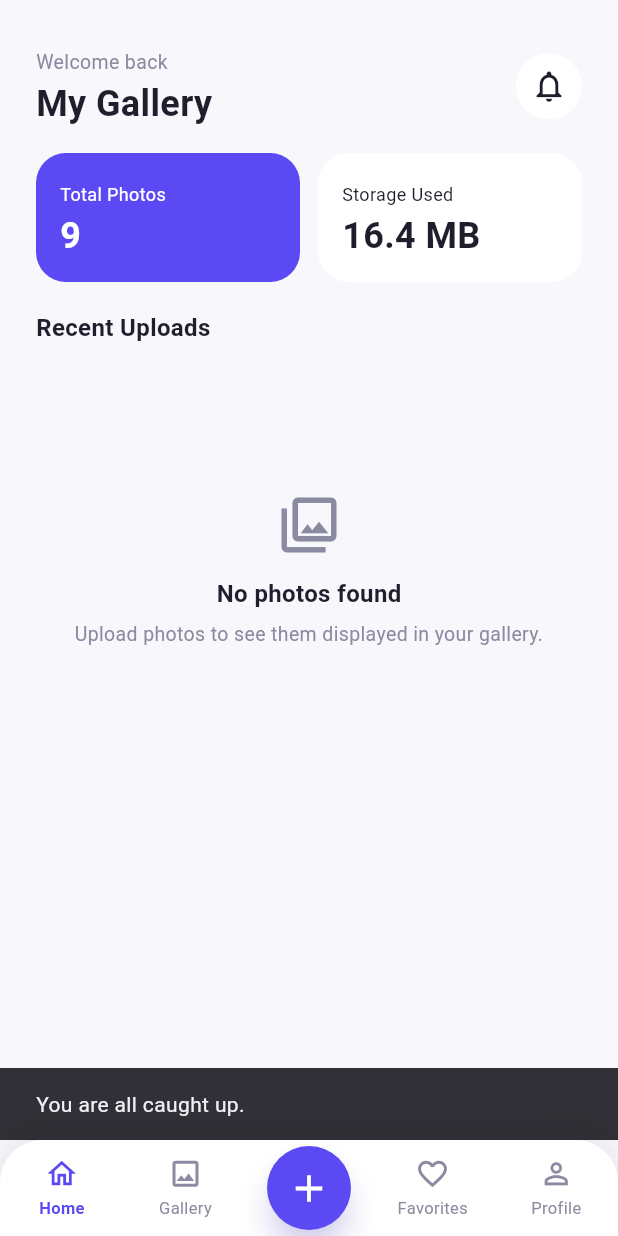
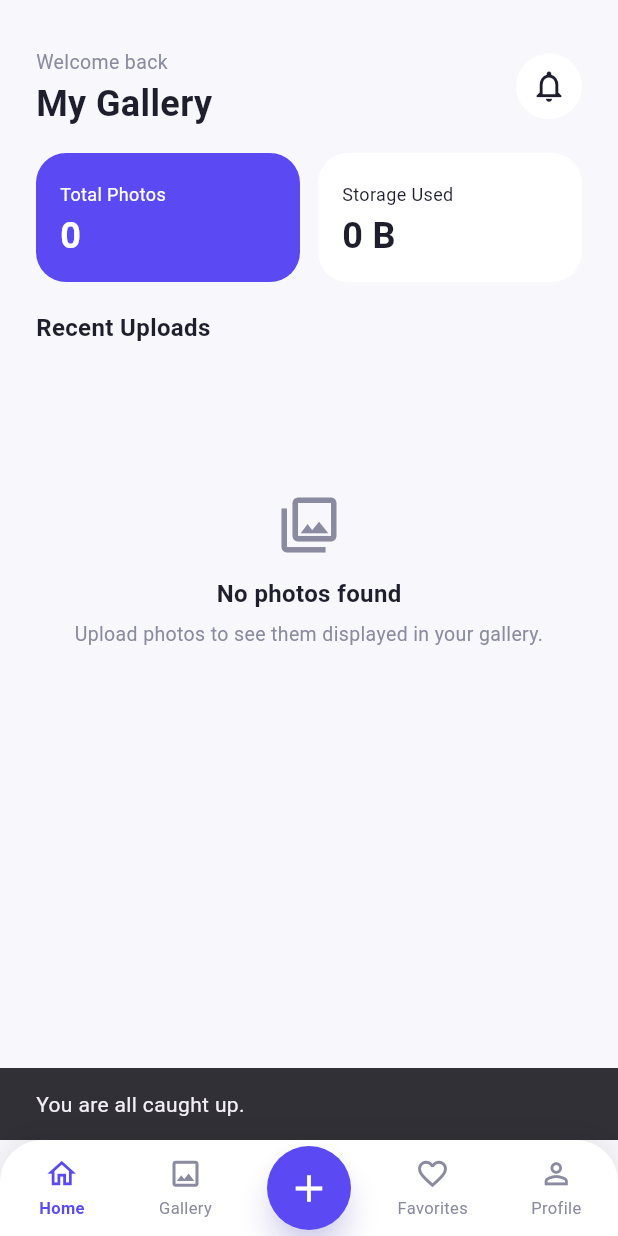
Before and after one commit to raihanislam-71/my_gallery_app, a Flutter app: the _DashboardView screen opened directly with empty values, after a tap on the "notifications none" icon, on a phone screen of 412 x 824 dp. Run offline on Flutter 3.47's test engine with Material 3 defaults, Android fonts, the phone set to English and light mode, and no system bars; our stand-ins replace equatable, flutter_bloc, logger, shared_preferences; missing offline and left inert: dart:html, dart:ui_web; accounts and stored records are empty; network calls fail.

Commit message:
Refactor network token handling and enhance storage statistics in HomeState

```diff
--- a/lib/core/network/api_client.dart
+++ b/lib/core/network/api_client.dart
@@ -21,9 +21,9 @@ class NetworkCaller {
     String? token,
   }) async {
     try {
-      final String authToken = token ?? AuthController.accessToken ?? '';
+      final String authToken = await _resolveAuthToken(token);
       final Uri uri = Uri.parse(url);
-      _requestLog(url, {}, {}, authToken);
+      _requestLog(url, {}, {});
       final http.Response response = await http.get(
         uri,
         headers: {
@@ -73,9 +73,9 @@ class NetworkCaller {
     String? token,
   }) async {
     try {
-      final String authToken = token ?? AuthController.accessToken ?? '';
+      final String authToken = await _resolveAuthToken(token);
       final Uri uri = Uri.parse(url);
-      _requestLog(url, {}, body ?? {}, authToken);
+      _requestLog(url, {}, body ?? {});
       final http.Response response = await http.post(
         uri,
         body: jsonEncode(body),
@@ -126,9 +126,9 @@ class NetworkCaller {
     String? token,
   }) async {
     try {
-      final String authToken = token ?? AuthController.accessToken ?? '';
+      final String authToken = await _resolveAuthToken(token);
       final Uri uri = Uri.parse(url);
-      _requestLog(url, {}, {}, authToken);
+      _requestLog(url, {}, {});
       final http.Response response = await http.delete(
         uri,
         headers: {
@@ -178,9 +178,9 @@ class NetworkCaller {
     String? token,
   }) async {
     try {
-      final String authToken = token ?? AuthController.accessToken ?? '';
+      final String authToken = await _resolveAuthToken(token);
       final Uri uri = Uri.parse(url);
-      _requestLog(url, {}, body ?? {}, authToken);
+      _requestLog(url, {}, body ?? {});
       final http.Response response = await http.put(
         uri,
         body: jsonEncode(body),
@@ -233,9 +233,9 @@ class NetworkCaller {
     String? token,
   }) async {
     try {
-      final String authToken = token ?? AuthController.accessToken ?? '';
+      final String authToken = await _resolveAuthToken(token);
       final Uri uri = Uri.parse(url);
-      _requestLog(url, {}, body ?? {}, authToken);
+      _requestLog(url, {}, body ?? {});
       final http.Response response = await http.patch(
         uri,
         body: jsonEncode(body),
@@ -282,17 +282,28 @@ class NetworkCaller {
     }
   }
 
+  Future<String> _resolveAuthToken(String? token) async {
+    final cachedToken = AuthController.accessToken;
+    final storedToken = token ??
+        (cachedToken != null && cachedToken.isNotEmpty
+            ? cachedToken
+            : await authController.getAccessToken());
+    final normalizedToken = (storedToken ?? '').trim();
+    if (normalizedToken.toLowerCase().startsWith('bearer ')) {
+      return normalizedToken.substring(7).trim();
+    }
+    return normalizedToken;
+  }
+
   void _requestLog(
     String url,
     Map<String, dynamic> params,
     Map<String, dynamic> body,
-    String token,
   ) {
     logger.i('''
       Url : $url
       Params : $params
       Body : $body
-      Token : $token
       ''');
   }
 
--- a/lib/features/home/bloc/home_state.dart
+++ b/lib/features/home/bloc/home_state.dart
@@ -16,6 +16,16 @@ class HomeState extends Equatable {
   final List<String> favoritePhotoIds;
   final bool isLoading;
   final String errorMessage;
+
+  int? get totalStorageBytes {
+    if (photos.any((photo) => photo.fileSizeBytes == null)) return null;
+    return photos.fold<int>(0, (total, photo) => total + photo.fileSizeBytes!);
+  }
+
+  String get storageUsedLabel {
+    final bytes = totalStorageBytes;
+    return bytes == null ? 'Unavailable' : GalleryPhoto.formatBytes(bytes);
+  }
 
   bool isFavorite(String photoId) => favoritePhotoIds.contains(photoId);
 
--- a/lib/features/home/home_screen.dart
+++ b/lib/features/home/home_screen.dart
@@ -107,7 +107,14 @@ class _DashboardView extends StatelessWidget {
             ),
             if (isHome) ...[
               const SizedBox(height: 19),
-              const DashboardStats(),
+              DashboardStats(
+                totalPhotos: state.isLoading || state.errorMessage.isNotEmpty
+                    ? null
+                    : state.photos.length,
+                storageUsed: state.isLoading || state.errorMessage.isNotEmpty
+                    ? '—'
+                    : state.storageUsedLabel,
+              ),
               const SizedBox(height: 19),
               const Text(
                 'Recent Uploads',
--- a/lib/features/home/models/gallery_photo.dart
+++ b/lib/features/home/models/gallery_photo.dart
@@ -10,6 +10,7 @@ class GalleryPhoto {
     required this.date,
     required this.topColor,
     required this.bottomColor,
+    this.fileSizeBytes,
     this.imageUrl,
     this.isAiGenerated = false,
     this.isFavorite = false,
@@ -20,14 +21,20 @@ class GalleryPhoto {
   final String date;
   final Color topColor;
   final Color bottomColor;
+  final int? fileSizeBytes;
   final String? imageUrl;
   final bool isAiGenerated;
   final bool isFavorite;
 
   factory GalleryPhoto.fromJson(Map<String, dynamic> json, int index) {
-    final formattedSize = _formatFileSize(
-      json['fileSize'] ?? json['file_size'] ?? json['size'],
-    );
+    final fileSize =
+        json['fileSize'] ??
+        json['file_size'] ??
+        json['sizeInBytes'] ??
+        json['size_in_bytes'] ??
+        json['size'];
+    final formattedSize = _formatFileSize(fileSize);
+    final fileSizeBytes = _parseFileSizeBytes(fileSize);
 
     final createdAt =
         (json['createdAt'] ??
@@ -79,6 +86,7 @@ class GalleryPhoto {
       date: formattedDate,
       topColor: colorPair[0],
       bottomColor: colorPair[1],
+      fileSizeBytes: fileSizeBytes,
       imageUrl: imageUrl,
       isAiGenerated: isAi,
       isFavorite: isFav,
@@ -100,6 +108,46 @@ class GalleryPhoto {
     }
 
     return '${sizeInMegabytes.toStringAsFixed(2)} MB';
+  }
+
+  static int? _parseFileSizeBytes(dynamic value) {
+    if (value is num) {
+      if (!value.isFinite || value < 0) return null;
+      return (value >= 1000 ? value : value * 1000000).round();
+    }
+
+    if (value is! String || value.trim().isEmpty) return null;
+    final match = RegExp(
+      r'^(\d+(?:\.\d+)?)\s*(bytes?|b|kb|mb|gb)?$',
+      caseSensitive: false,
+    ).firstMatch(value.trim());
+    if (match == null) return null;
+
+    final size = double.tryParse(match.group(1)!);
+    if (size == null || !size.isFinite || size < 0) return null;
+
+    final unit = match.group(2)?.toLowerCase();
+    final multiplier = switch (unit) {
+      'b' || 'byte' || 'bytes' => 1,
+      'kb' => 1000,
+      'mb' => 1000000,
+      'gb' => 1000000000,
+      _ => size >= 1000 ? 1 : 1000000,
+    };
+    return (size * multiplier).round();
+  }
+
+  static String formatBytes(int bytes) {
+    if (bytes < 1000) return '$bytes B';
+    final (value, unit) = bytes >= 1000000000
+        ? (bytes / 1000000000, 'GB')
+        : bytes >= 1000000
+        ? (bytes / 1000000, 'MB')
+        : (bytes / 1000, 'KB');
+    final formattedValue = value
+        .toStringAsFixed(2)
+        .replaceFirst(RegExp(r'\.?0+$'), '');
+    return '$formattedValue $unit';
   }
 
   static String? _resolveImageUrl(Map<String, dynamic> json) {
--- a/lib/features/home/widgets/dashboard_stats.dart
+++ b/lib/features/home/widgets/dashboard_stats.dart
@@ -3,25 +3,29 @@ import 'package:flutter/material.dart';
 import '../../../core/constants/app_colors.dart';
 
 class DashboardStats extends StatelessWidget {
-  const DashboardStats({super.key});
+  const DashboardStats({
+    super.key,
+    required this.totalPhotos,
+    required this.storageUsed,
+  });
+
+  final int? totalPhotos;
+  final String storageUsed;
 
   @override
   Widget build(BuildContext context) {
     return Row(
-      children: const [
+      children: [
         Expanded(
           child: _StatCard(
             title: 'Total Photos',
-            value: '9',
+            value: totalPhotos?.toString() ?? '—',
             isHighlighted: true,
           ),
         ),
-        SizedBox(width: 12),
+        const SizedBox(width: 12),
         Expanded(
-          child: _StatCard(
-            title: 'Storage Used',
-            value: '16.4 MB',
-          ),
+          child: _StatCard(title: 'Storage Used', value: storageUsed),
         ),
       ],
     );
```
Also changed, not shown: 1 other file.
